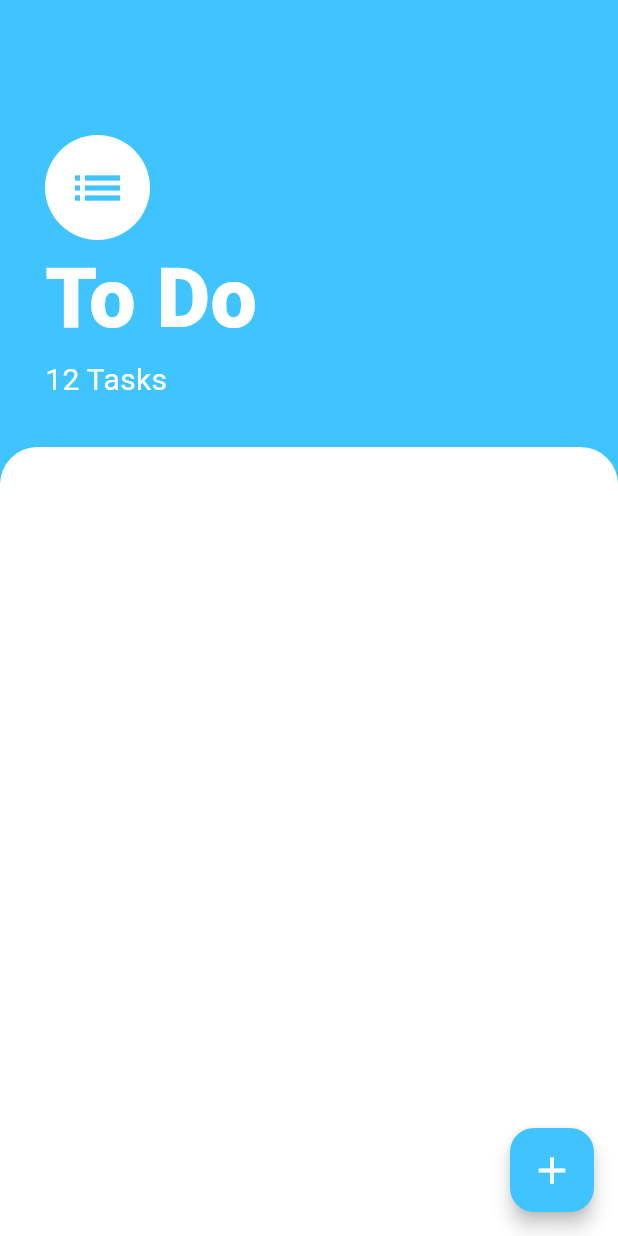
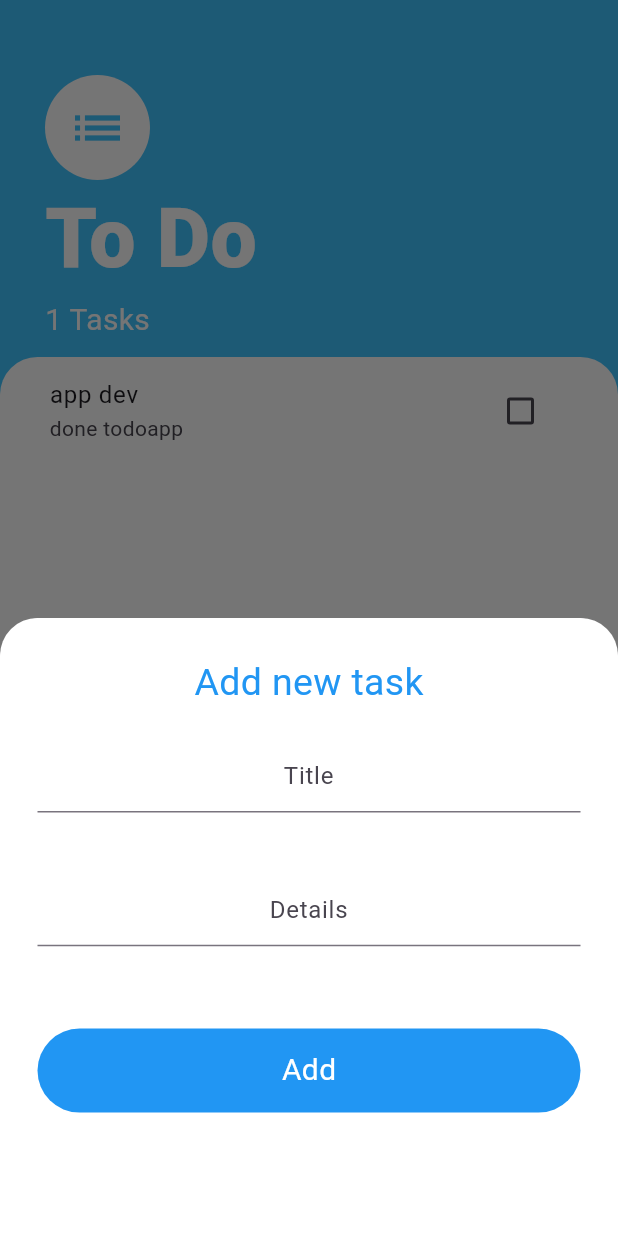
Before and after one commit to CodeWithIsmail/App-Development, a Flutter app: the screen it shows after launch, after a tap on the "add" icon, on a phone screen of 412 x 824 dp. Run offline on Flutter 3.47's test engine with Material 3 defaults, Android fonts, the light colour scheme and no system bars; our stand-ins replace audioplayers, cloud_firestore, firebase_auth, firebase_core, fl_chart, flutter_spinkit and 7 more; missing offline and left inert: dart:ffi; accounts and stored records are empty; project files that could hold a hidden picture were left out.

Commit message:
update to do app

```diff
--- a/To Do App/to_do_app/lib/ToDoScreen.dart
+++ /dev/null
@@ -1,67 +0,0 @@
-// ignore_for_file: prefer_const_constructors
-
-import 'package:flutter/material.dart';
-import 'constants.dart';
-
-class Todoscreen extends StatelessWidget {
-  const Todoscreen({super.key});
-
-  @override
-  Widget build(BuildContext context) {
-    return Scaffold(
-      backgroundColor: Colors.lightBlueAccent,
-      floatingActionButton: FloatingActionButton(
-        elevation: 5,
-        backgroundColor: Colors.lightBlueAccent,
-        onPressed: () {},
-        child: Icon(
-          Icons.add,
-          color: Colors.white,
-          size: 30,
-        ),
-      ),
-      body: Column(
-        crossAxisAlignment: CrossAxisAlignment.start,
-        children: [
-          Padding(
-            padding: EdgeInsets.only(top: 90, left: 30, right: 30, bottom: 30),
-            child: Column(
-              crossAxisAlignment: CrossAxisAlignment.start,
-              mainAxisAlignment: MainAxisAlignment.spaceBetween,
-              children: [
-                CircleAvatar(
-                  child: Icon(
-                    Icons.list,
-                    color: Colors.lightBlueAccent,
-                    size: 40,
-                  ),
-                  radius: 35,
-                  backgroundColor: Colors.white,
-                ),
-                Text(
-                  'To Do',
-                  style: heading1style,
-                ),
-                Text(
-                  '12 Tasks',
-                  style: heading6style,
-                ),
-              ],
-            ),
-          ),
-          Expanded(
-            child: Container(
-              decoration: BoxDecoration(
-                color: Colors.white,
-                borderRadius: BorderRadius.only(
-                  topLeft: Radius.circular(25),
-                  topRight: Radius.circular(25),
-                ),
-              ),
-            ),
-          ),
-        ],
-      ),
-    );
-  }
-}
--- a/To Do App/to_do_app/lib/constants.dart
+++ /dev/null
@@ -1,13 +0,0 @@
-import 'package:flutter/material.dart';
-
-const heading1style=TextStyle(
-  fontWeight: FontWeight.w900,
-  fontSize: 55,
-  color: Colors.white,
-);
-
-const heading6style=TextStyle(
-  // fontWeight: FontWeight.w900,
-  fontSize: 20,
-  color: Colors.white,
-);
--- /dev/null
+++ b/To Do App/to_do_app/lib/custom/CustomListTile.dart
@@ -0,0 +1,30 @@
+import 'package:to_do_app/helper/AllFile.dart';
+
+class CustomListTile extends StatelessWidget {
+  String title, subtitle;
+  bool stateValue;
+  Function changeState;
+
+  CustomListTile(this.title, this.subtitle, this.stateValue, this.changeState);
+
+  @override
+  Widget build(BuildContext context) {
+    return ListTile(
+      title: Text(
+        title,
+        style: TextStyle(
+          decoration:
+              stateValue ? TextDecoration.lineThrough : TextDecoration.none,
+        ),
+      ),
+      subtitle: Text(subtitle),
+      trailing: Checkbox(
+        value: stateValue,
+        activeColor: Colors.lightBlueAccent,
+        onChanged: (newvalue) {
+          changeState(newvalue);
+        },
+      ),
+    );
+  }
+}
--- /dev/null
+++ b/To Do App/to_do_app/lib/custom/FloatingButton.dart
@@ -0,0 +1,39 @@
+import 'package:to_do_app/helper/AllFile.dart';
+
+class CustomFloatingButton extends StatefulWidget {
+  const CustomFloatingButton({super.key});
+
+  @override
+  State<CustomFloatingButton> createState() => _CustomFloatingButtonState();
+}
+
+class _CustomFloatingButtonState extends State<CustomFloatingButton> {
+  @override
+  Widget build(BuildContext context) {
+    return FloatingActionButton(
+      elevation: 5,
+      backgroundColor: Colors.lightBlueAccent,
+      onPressed: () {
+        setState(() {
+          showModalBottomSheet(
+            isScrollControlled: true,
+            context: context,
+            builder: (context) => SingleChildScrollView(
+              child: Container(
+                padding: EdgeInsets.only(
+                    bottom: MediaQuery.of(context).viewInsets.bottom),
+                child: AddTaskScreen(),
+              ),
+            ),
+          );
+          // build(context);
+        });
+      },
+      child: Icon(
+        Icons.add,
+        color: Colors.white,
+        size: 30,
+      ),
+    );
+  }
+}
--- /dev/null
+++ b/To Do App/to_do_app/lib/helper/AllFile.dart
@@ -0,0 +1,13 @@
+export 'package:flutter/material.dart';
+export 'package:flutter/cupertino.dart' hide RefreshCallback;
+
+export 'Task.dart';
+export 'constants.dart';
+
+export '../custom/CustomListTile.dart';
+export '../custom/FloatingButton.dart';
+
+export '../screens/AddTaskScreen.dart';
+export '../screens/HomeScreen.dart';
+export '../screens/TaskListScreen.dart';
+export '../screens/TopScreen.dart';
--- /dev/null
+++ b/To Do App/to_do_app/lib/helper/Task.dart
@@ -0,0 +1,15 @@
+class Task {
+  String title;
+  String subtitle;
+  bool stateValue;
+
+  Task(this.title, this.subtitle, this.stateValue);
+
+  void toogleState() {
+    stateValue = !stateValue;
+  }
+}
+
+List<Task> tasks = [
+  Task('app dev', 'done todoapp', false),
+];
--- /dev/null
+++ b/To Do App/to_do_app/lib/helper/constants.dart
@@ -0,0 +1,30 @@
+import 'package:to_do_app/helper/AllFile.dart';
+const heading1style=TextStyle(
+  fontWeight: FontWeight.w900,
+  fontSize: 55,
+  color: Colors.white,
+);
+
+const heading6style=TextStyle(
+  // fontWeight: FontWeight.w900,
+  fontSize: 20,
+  color: Colors.white,
+);
+
+final addTaskStyle=TextStyle(
+  color: Colors.blue,
+  fontSize: 25,
+);
+
+final addButton=TextStyle(
+  color: Colors.white,
+  fontSize: 20,
+);
+
+const listDecoration=BoxDecoration(
+  color: Colors.white,
+  borderRadius: BorderRadius.only(
+    topLeft: Radius.circular(25),
+    topRight: Radius.circular(25),
+  ),
+);
--- a/To Do App/to_do_app/lib/main.dart
+++ b/To Do App/to_do_app/lib/main.dart
@@ -1,6 +1,4 @@
-import 'package:flutter/material.dart';
-import 'ToDoScreen.dart';
-
+import 'package:to_do_app/helper/AllFile.dart';
 void main() {
   runApp(const MyApp());
 }
--- /dev/null
+++ b/To Do App/to_do_app/lib/screens/AddTaskScreen.dart
@@ -0,0 +1,91 @@
+import 'dart:ffi';
+
+import 'package:flutter/services.dart';
+import 'package:to_do_app/helper/AllFile.dart';
+
+class AddTaskScreen extends StatefulWidget {
+  const AddTaskScreen({super.key});
+
+  @override
+  State<AddTaskScreen> createState() => _AddTaskScreenState();
+}
+
+class _AddTaskScreenState extends State<AddTaskScreen> {
+  @override
+  Widget build(BuildContext context) {
+    TextEditingController titleCon = TextEditingController();
+    TextEditingController subtitleCon = TextEditingController();
+
+    return Container(
+      height: MediaQuery.sizeOf(context).height / 2,
+      width: double.infinity,
+      decoration: BoxDecoration(
+        color: Colors.white,
+        borderRadius: BorderRadius.only(
+          topLeft: Radius.circular(25),
+          topRight: Radius.circular(25),
+        ),
+      ),
+      child: Padding(
+        padding: const EdgeInsets.all(25.0),
+        child: Column(
+          children: [
+            Text(
+              'Add new task',
+              style: addTaskStyle,
+            ),
+            SizedBox(
+              height: MediaQuery.sizeOf(context).height / 40,
+            ),
+            TextFormField(
+              textAlign: TextAlign.center,
+              decoration: InputDecoration(
+                hintText: 'Title',
+              ),
+              controller: titleCon,
+            ),
+            SizedBox(
+              height: MediaQuery.sizeOf(context).height / 20,
+            ),
+            TextFormField(
+              textAlign: TextAlign.center,
+              decoration: InputDecoration(
+                hintText: 'Details',
+              ),
+              controller: subtitleCon,
+            ),
+            SizedBox(
+              height: MediaQuery.sizeOf(context).height / 15,
+            ),
+            GestureDetector(
+              onTap: () {
+                setState(() {
+                  tasks.add(
+                    Task(titleCon.text, subtitleCon.text, false),
+                  );
+                });
+              },
+              child: Container(
+                height: kToolbarHeight,
+                width: double.infinity,
+                decoration: BoxDecoration(
+                  color: Colors.blue,
+                  borderRadius: BorderRadius.all(Radius.circular(30)),
+                ),
+                child: Column(
+                  mainAxisAlignment: MainAxisAlignment.center,
+                  children: [
+                    Text(
+                      'Add',
+                      style: addButton,
+                    ),
+                  ],
+                ),
+              ),
+            ),
+          ],
+        ),
+      ),
+    );
+  }
+}
--- /dev/null
+++ b/To Do App/to_do_app/lib/screens/HomeScreen.dart
@@ -0,0 +1,32 @@
+// ignore_for_file: prefer_const_constructors
+import 'package:to_do_app/helper/AllFile.dart';
+
+class Todoscreen extends StatefulWidget {
+  const Todoscreen({super.key});
+
+  @override
+  State<Todoscreen> createState() => _TodoscreenState();
+}
+
+class _TodoscreenState extends State<Todoscreen> {
+  @override
+  Widget build(BuildContext context) {
+    return Scaffold(
+      backgroundColor: Colors.lightBlueAccent,
+      floatingActionButton: CustomFloatingButton(),
+      body: Column(
+        crossAxisAlignment: CrossAxisAlignment.start,
+        children: [
+          TopScreen(tasks.length),
+          Expanded(
+            child: Container(
+              padding: EdgeInsets.symmetric(horizontal: 17),
+              decoration: listDecoration,
+              child: TaskListScreen(),
+            ),
+          ),
+        ],
+      ),
+    );
+  }
+}
--- /dev/null
+++ b/To Do App/to_do_app/lib/screens/TaskListScreen.dart
@@ -0,0 +1,26 @@
+import 'package:to_do_app/helper/AllFile.dart';
+
+class TaskListScreen extends StatefulWidget {
+  const TaskListScreen({super.key});
+
+  @override
+  State<TaskListScreen> createState() => _TaskListScreenState();
+}
+
+class _TaskListScreenState extends State<TaskListScreen> {
+  @override
+  Widget build(BuildContext context) {
+    return ListView.builder(
+      itemBuilder: (context, index) {
+        return CustomListTile(
+            tasks[index].title, tasks[index].subtitle, tasks[index].stateValue,
+                (current) {
+              setState(() {
+                tasks[index].toogleState();
+              });
+            });
+      },
+      itemCount: tasks.length,
+    );
+  }
+}
--- /dev/null
+++ b/To Do App/to_do_app/lib/screens/TopScreen.dart
@@ -0,0 +1,42 @@
+import 'package:to_do_app/helper/AllFile.dart';
+
+class TopScreen extends StatefulWidget {
+  int numberOfTask;
+
+  TopScreen(this.numberOfTask);
+
+  @override
+  State<TopScreen> createState() => _TopScreenState();
+}
+
+class _TopScreenState extends State<TopScreen> {
+  @override
+  Widget build(BuildContext context) {
+    return Padding(
+      padding: EdgeInsets.only(top: 50, left: 30, right: 30, bottom: 10),
+      child: Column(
+        crossAxisAlignment: CrossAxisAlignment.start,
+        mainAxisAlignment: MainAxisAlignment.spaceBetween,
+        children: [
+          CircleAvatar(
+            child: Icon(
+              Icons.list,
+              color: Colors.lightBlueAccent,
+              size: 40,
+            ),
+            radius: 35,
+            backgroundColor: Colors.white,
+          ),
+          Text(
+            'To Do',
+            style: heading1style,
+          ),
+          Text(
+            widget.numberOfTask.toString() + ' Tasks',
+            style: heading6style,
+          ),
+        ],
+      ),
+    );
+  }
+}
```
